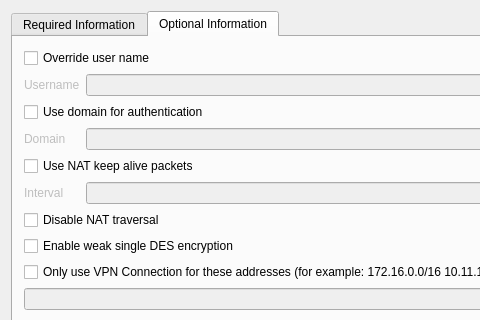
This is vpnplugins/vpnc/vpncprop.ui in netrunner-debian-kde-extras/networkmanagement as Qt 5 draws it before an edit; both pictures show x 0 to 480 and y 0 to 320 of the 667 by 402 pixel window. The edited form follows.
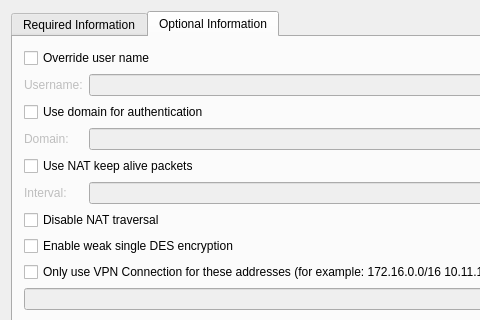
This is the edited form. The open tabs and pages were chosen to show the change. Custom widgets are drawn as their Qt base class.

```diff
--- a/vpnplugins/vpnc/vpncprop.ui
+++ b/vpnplugins/vpnc/vpncprop.ui
@@ -156,7 +156,7 @@
           <bool>false</bool>
          </property>
          <property name="text" >
-          <string>Username</string>
+          <string>Username:</string>
          </property>
          <property name="wordWrap" >
           <bool>false</bool>
@@ -176,7 +176,7 @@
           <bool>false</bool>
          </property>
          <property name="text" >
-          <string>Domain</string>
+          <string>Domain:</string>
          </property>
          <property name="wordWrap" >
           <bool>false</bool>
@@ -189,7 +189,7 @@
           <bool>false</bool>
          </property>
          <property name="text" >
-          <string>Interval</string>
+          <string>Interval:</string>
          </property>
          <property name="wordWrap" >
           <bool>false</bool>
```
Left out of the diff: 4 changed lines with no effect on the pictures.
